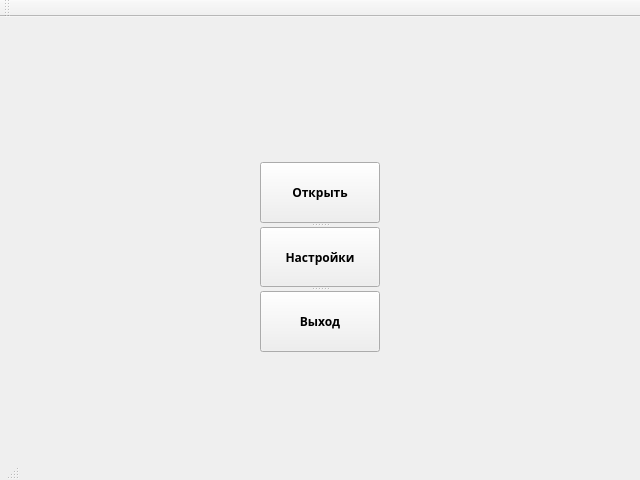
First picture: the form in mainwindow.ui, repository ivashchenko-leo/TextQuest, before the edit.
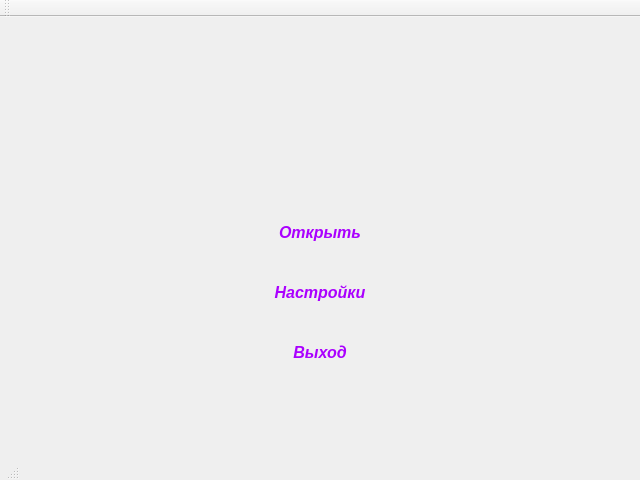
Second picture: the form after the edit.

Commit message: changed buttons view in main window and game menu

The edit to the form file:
```diff
--- a/mainwindow.ui
+++ b/mainwindow.ui
@@ -48,54 +48,263 @@
    <property name="locale">
     <locale language="English" country="UnitedStates"/>
    </property>
-   <widget class="QSplitter" name="splitter">
+   <widget class="QPushButton" name="pbOpen">
     <property name="geometry">
      <rect>
       <x>260</x>
-      <y>145</y>
+      <y>200</y>
       <width>120</width>
-      <height>190</height>
+      <height>31</height>
      </rect>
     </property>
-    <property name="orientation">
-     <enum>Qt::Vertical</enum>
+    <property name="sizePolicy">
+     <sizepolicy hsizetype="Fixed" vsizetype="Fixed">
+      <horstretch>0</horstretch>
+      <verstretch>0</verstretch>
+     </sizepolicy>
     </property>
-    <widget class="QPushButton" name="pbOpen">
-     <property name="sizePolicy">
-      <sizepolicy hsizetype="Fixed" vsizetype="Fixed">
-       <horstretch>0</horstretch>
-       <verstretch>0</verstretch>
-      </sizepolicy>
-     </property>
-     <property name="text">
-      <string>Открыть</string>
-     </property>
-    </widget>
-    <widget class="QPushButton" name="pbSettings">
-     <property name="sizePolicy">
-      <sizepolicy hsizetype="Fixed" vsizetype="Fixed">
-       <horstretch>0</horstretch>
-       <verstretch>0</verstretch>
-      </sizepolicy>
-     </property>
-     <property name="text">
-      <string>Настройки</string>
-     </property>
-    </widget>
-    <widget class="QPushButton" name="pbExit">
-     <property name="sizePolicy">
-      <sizepolicy hsizetype="Fixed" vsizetype="Fixed">
-       <horstretch>0</horstretch>
-       <verstretch>0</verstretch>
-      </sizepolicy>
-     </property>
-     <property name="locale">
-      <locale language="Russian" country="RussianFederation"/>
-     </property>
-     <property name="text">
-      <string>Выход</string>
-     </property>
-    </widget>
+    <property name="palette">
+     <palette>
+      <active>
+       <colorrole role="ButtonText">
+        <brush brushstyle="SolidPattern">
+         <color alpha="255">
+          <red>170</red>
+          <green>0</green>
+          <blue>255</blue>
+         </color>
+        </brush>
+       </colorrole>
+      </active>
+      <inactive>
+       <colorrole role="ButtonText">
+        <brush brushstyle="SolidPattern">
+         <color alpha="255">
+          <red>170</red>
+          <green>0</green>
+          <blue>255</blue>
+         </color>
+        </brush>
+       </colorrole>
+      </inactive>
+      <disabled>
+       <colorrole role="ButtonText">
+        <brush brushstyle="SolidPattern">
+         <color alpha="255">
+          <red>117</red>
+          <green>116</green>
+          <blue>118</blue>
+         </color>
+        </brush>
+       </colorrole>
+      </disabled>
+     </palette>
+    </property>
+    <property name="font">
+     <font>
+      <family>Arial</family>
+      <pointsize>12</pointsize>
+      <italic>true</italic>
+     </font>
+    </property>
+    <property name="text">
+     <string>Открыть</string>
+    </property>
+    <property name="default">
+     <bool>false</bool>
+    </property>
+    <property name="flat">
+     <bool>true</bool>
+    </property>
+   </widget>
+   <widget class="QPushButton" name="pbSettings">
+    <property name="geometry">
+     <rect>
+      <x>260</x>
+      <y>260</y>
+      <width>120</width>
+      <height>31</height>
+     </rect>
+    </property>
+    <property name="sizePolicy">
+     <sizepolicy hsizetype="Fixed" vsizetype="Fixed">
+      <horstretch>0</horstretch>
+      <verstretch>0</verstretch>
+     </sizepolicy>
+    </property>
+    <property name="palette">
+     <palette>
+      <active>
+       <colorrole role="Text">
+        <brush brushstyle="SolidPattern">
+         <color alpha="255">
+          <red>255</red>
+          <green>0</green>
+          <blue>0</blue>
+         </color>
+        </brush>
+       </colorrole>
+       <colorrole role="ButtonText">
+        <brush brushstyle="SolidPattern">
+         <color alpha="255">
+          <red>170</red>
+          <green>0</green>
+          <blue>255</blue>
+         </color>
+        </brush>
+       </colorrole>
+      </active>
+      <inactive>
+       <colorrole role="Text">
+        <brush brushstyle="SolidPattern">
+         <color alpha="255">
+          <red>255</red>
+          <green>0</green>
+          <blue>0</blue>
+         </color>
+        </brush>
+       </colorrole>
+       <colorrole role="ButtonText">
+        <brush brushstyle="SolidPattern">
+         <color alpha="255">
+          <red>170</red>
+          <green>0</green>
+          <blue>255</blue>
+         </color>
+        </brush>
+       </colorrole>
+      </inactive>
+      <disabled>
+       <colorrole role="Text">
+        <brush brushstyle="SolidPattern">
+         <color alpha="255">
+          <red>117</red>
+          <green>116</green>
+          <blue>118</blue>
+         </color>
+        </brush>
+       </colorrole>
+       <colorrole role="ButtonText">
+        <brush brushstyle="SolidPattern">
+         <color alpha="255">
+          <red>117</red>
+          <green>116</green>
+          <blue>118</blue>
+         </color>
+        </brush>
+       </colorrole>
+      </disabled>
+     </palette>
+    </property>
+    <property name="font">
+     <font>
+      <family>Arial</family>
+      <pointsize>12</pointsize>
+      <italic>true</italic>
+     </font>
+    </property>
+    <property name="text">
+     <string>Настройки</string>
+    </property>
+    <property name="flat">
+     <bool>true</bool>
+    </property>
+   </widget>
+   <widget class="QPushButton" name="pbExit">
+    <property name="geometry">
+     <rect>
+      <x>260</x>
+      <y>320</y>
+      <width>120</width>
+      <height>31</height>
+     </rect>
+    </property>
+    <property name="sizePolicy">
+     <sizepolicy hsizetype="Fixed" vsizetype="Fixed">
+      <horstretch>0</horstretch>
+      <verstretch>0</verstretch>
+     </sizepolicy>
+    </property>
+    <property name="palette">
+     <palette>
+      <active>
+       <colorrole role="Text">
+        <brush brushstyle="SolidPattern">
+         <color alpha="255">
+          <red>255</red>
+          <green>0</green>
+          <blue>0</blue>
+         </color>
+        </brush>
+       </colorrole>
+       <colorrole role="ButtonText">
+        <brush brushstyle="SolidPattern">
+         <color alpha="255">
+          <red>170</red>
+          <green>0</green>
+          <blue>255</blue>
+         </color>
+        </brush>
+       </colorrole>
+      </active>
+      <inactive>
+       <colorrole role="Text">
+        <brush brushstyle="SolidPattern">
+         <color alpha="255">
+          <red>255</red>
+          <green>0</green>
+          <blue>0</blue>
+         </color>
+        </brush>
+       </colorrole>
+       <colorrole role="ButtonText">
+        <brush brushstyle="SolidPattern">
+         <color alpha="255">
+          <red>170</red>
+          <green>0</green>
+          <blue>255</blue>
+         </color>
+        </brush>
+       </colorrole>
+      </inactive>
+      <disabled>
+       <colorrole role="Text">
+        <brush brushstyle="SolidPattern">
+         <color alpha="255">
+          <red>117</red>
+          <green>116</green>
+          <blue>118</blue>
+         </color>
+        </brush>
+       </colorrole>
+       <colorrole role="ButtonText">
+        <brush brushstyle="SolidPattern">
+         <color alpha="255">
+          <red>117</red>
+          <green>116</green>
+          <blue>118</blue>
+         </color>
+        </brush>
+       </colorrole>
+      </disabled>
+     </palette>
+    </property>
+    <property name="font">
+     <font>
+      <family>Arial</family>
+      <pointsize>12</pointsize>
+      <italic>true</italic>
+     </font>
+    </property>
+    <property name="locale">
+     <locale language="Russian" country="RussianFederation"/>
+    </property>
+    <property name="text">
+     <string>Выход</string>
+    </property>
+    <property name="flat">
+     <bool>true</bool>
+    </property>
    </widget>
   </widget>
   <widget class="QToolBar" name="mainToolBar">
```
The commit also changes 3 other files.
